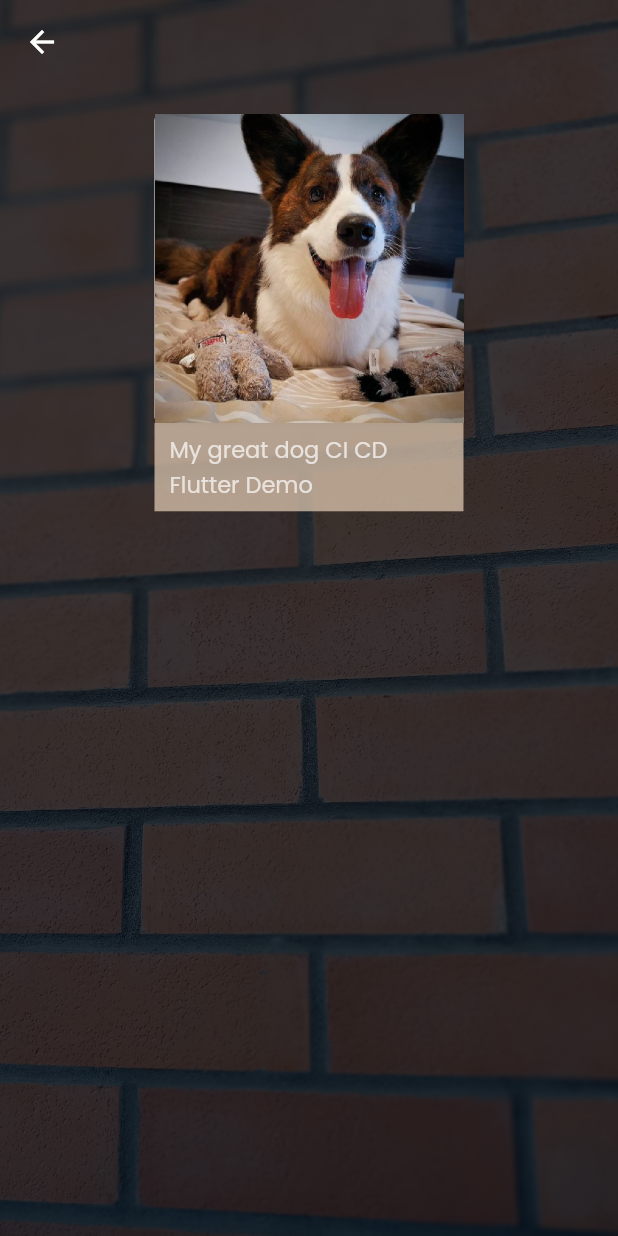
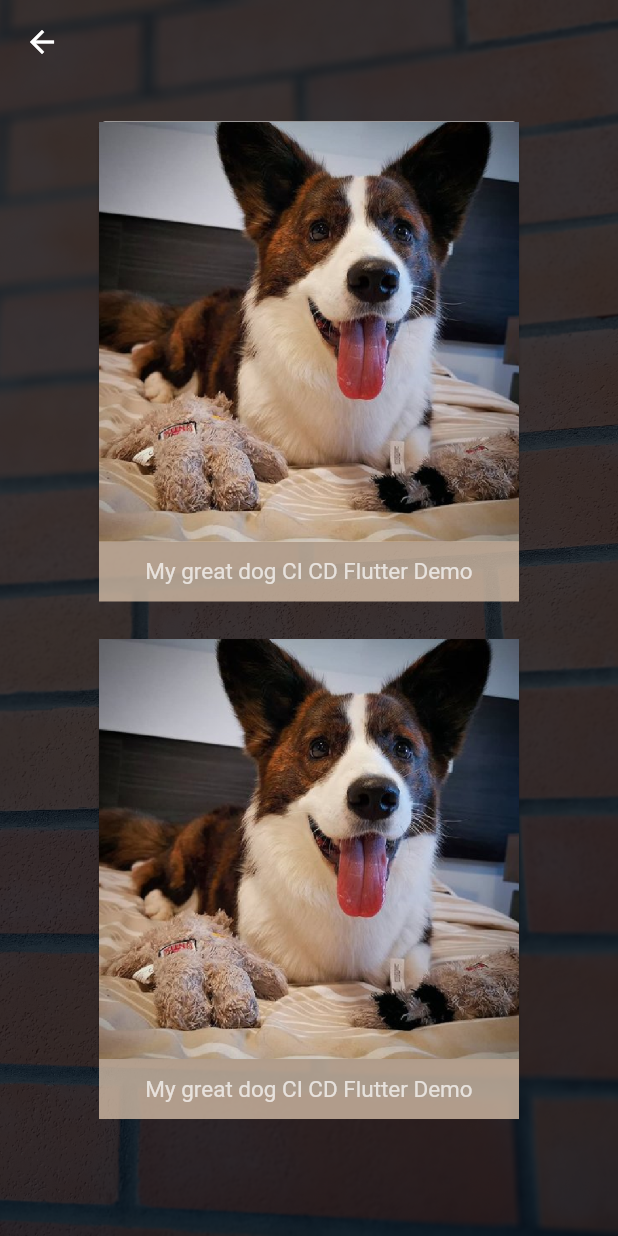
Before and after one commit to lbarqueira/portfolio_pwa, a Flutter app: the screen it shows after launch, in the side drawer, after a tap on "Blogs", on a phone screen of 412 x 824 dp. Run offline on Flutter 3.47's test engine with Material 2 defaults, Android fonts, the phone set to English and light mode, and no system bars; our stand-ins replace animated_text_kit, flutter_icons.

Commit message:
update 15 october 2020

```diff
--- a/lib/screens/apps_screen.dart
+++ b/lib/screens/apps_screen.dart
@@ -24,6 +24,14 @@ class AppsScreen extends StatelessWidget {
             ),
             ListView(
               children: [
+                AppsListItem(
+                  image: const AssetImage('assets/images/lugh_happy.png'),
+                  onTap: () {
+                    urlLauncher.launchInWebView(
+                        'https://play.google.com/store/apps/details?id=com.barqueira.cicd.demo');
+                  },
+                  title: 'My great dog CI CD Flutter Demo',
+                ),
                 AppsListItem(
                   image: const AssetImage('assets/images/lugh_happy.png'),
                   onTap: () {
@@ -62,12 +70,14 @@ class AppsListItem extends StatelessWidget {
             alignment: Alignment.center,
             children: [
               Card(
-                margin: EdgeInsetsDirectional.only(top: 20, bottom: 0),
+                margin: EdgeInsetsDirectional.only(top: 25, bottom: 0),
                 child: Column(
                   children: [
                     Image(
-                      width: MediaQuery.of(context).size.width / 2,
-                      height: MediaQuery.of(context).size.height / 4,
+                      //  width: MediaQuery.of(context).size.width / 2,
+                      //  height: MediaQuery.of(context).size.height / 4,
+                      width: 280.0,
+                      height: 280.0,
                       fit: BoxFit.cover,
                       image: image,
                     ),
@@ -77,8 +87,10 @@ class AppsListItem extends StatelessWidget {
             ],
           ),
           Container(
-            height: MediaQuery.of(context).size.height / 14,
-            width: MediaQuery.of(context).size.width / 2,
+            //height: MediaQuery.of(context).size.height / 14,
+            //width: MediaQuery.of(context).size.width / 2,
+            width: 280.0,
+            height: 40.0,
             alignment: Alignment.center,
             decoration: BoxDecoration(color: Color(0xBFDEC6AF)),
             child: Padding(
--- a/lib/screens/my_app.dart
+++ b/lib/screens/my_app.dart
@@ -1,6 +1,5 @@
 import 'package:flutter/material.dart';
 import 'home_screen.dart';
-import 'package:google_fonts/google_fonts.dart';
 
 class MyApp extends StatelessWidget {
   // This widget is the root of your application.
@@ -10,9 +9,8 @@ class MyApp extends StatelessWidget {
       debugShowCheckedModeBanner: false,
       title: 'Portfolio PWA',
       theme: ThemeData(
-        visualDensity: VisualDensity.adaptivePlatformDensity,
-        textTheme: GoogleFonts.poppinsTextTheme(),
-      ),
+          visualDensity: VisualDensity.adaptivePlatformDensity,
+          fontFamily: 'Roboto'),
       home: HomeScreen(),
     );
   }
```
Also changed, not shown: lib/screens/home_screen.dart (+16 -32 lines), pubspec.yaml (+4 -5 lines), fonts/Roboto-Regular.ttf (added), pubspec.lock.
